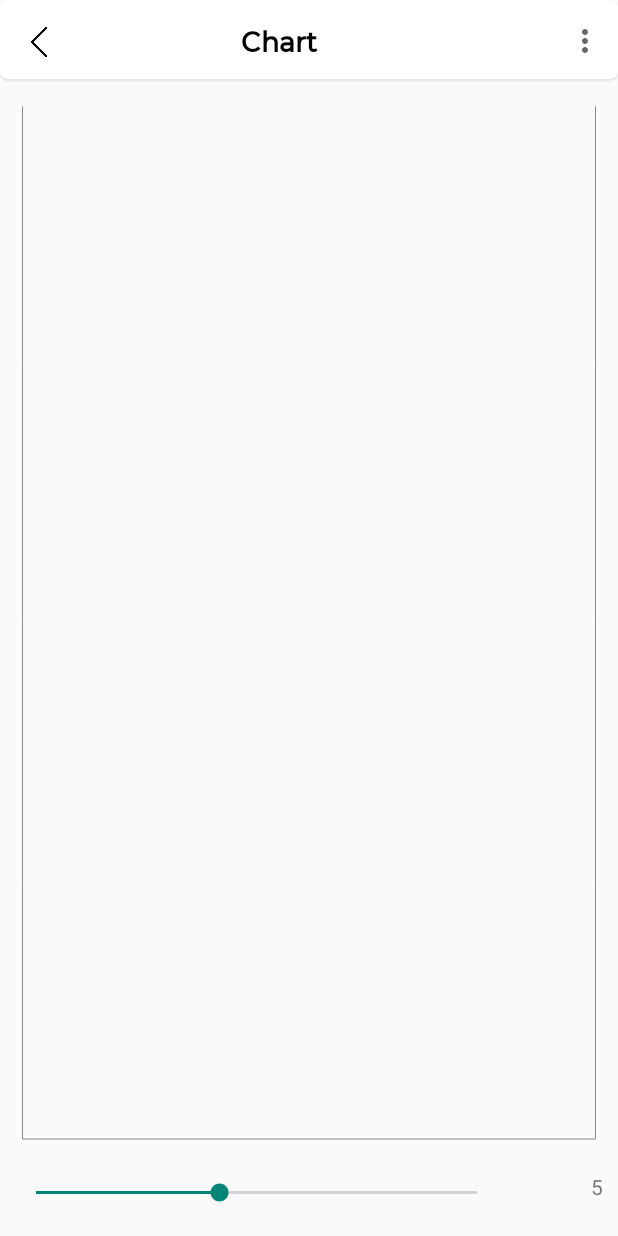
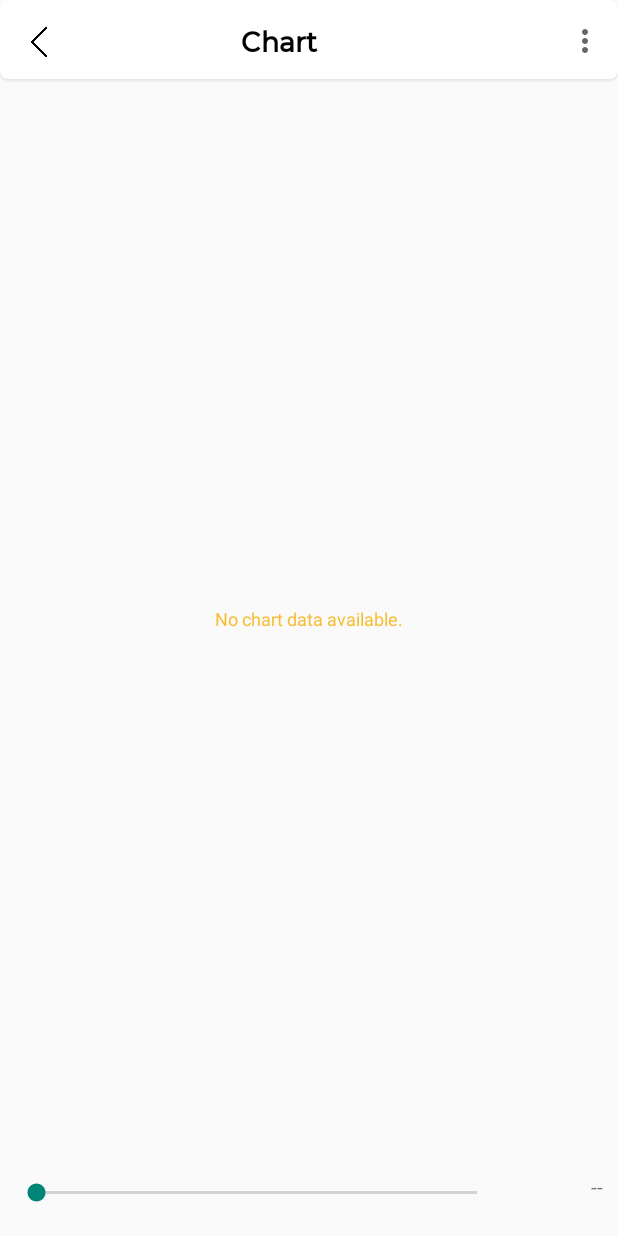
Before and after one commit to thiendum2020/wibumedia, an Android app: the ChartActivity screen opened directly, with no data from a screen before it, on a phone screen of 412 x 824 dp. Run offline under Robolectric (Android 15) with nearby library versions, the phone set to English and light mode, and no system bars.

Commit message:
Update Chart. Ready to end !

```diff
--- a/app/src/main/java/com/example/wibumedia/ChartActivity.java
+++ b/app/src/main/java/com/example/wibumedia/ChartActivity.java
@@ -95,7 +95,7 @@ public class ChartActivity extends DemoBase implements SeekBar.OnSeekBarChangeLi
 
         // if more than 60 entries are displayed in the chart, no values will be
         // drawn
-        chart.setMaxVisibleValueCount(60);
+        chart.setMaxVisibleValueCount(12);
 
         // scaling can now only be done on x- and y-axis separately
         chart.setPinchZoom(false);
@@ -147,7 +147,7 @@ public class ChartActivity extends DemoBase implements SeekBar.OnSeekBarChangeLi
         chart.setMarker(mv); // Set the marker to the chart
 
         // setting data
-        seekBarX.setProgress(5);
+        seekBarX.setProgress(0);
 
         // toolbar
         toolbar = findViewById(R.id.toolbar);
@@ -282,20 +282,20 @@ public class ChartActivity extends DemoBase implements SeekBar.OnSeekBarChangeLi
                 }
                 break;
             }
-            case R.id.actionTogglePinch: {
-                if (chart.isPinchZoomEnabled())
-                    chart.setPinchZoom(false);
-                else
-                    chart.setPinchZoom(true);
-
-                chart.invalidate();
-                break;
-            }
-            case R.id.actionToggleAutoScaleMinMax: {
-                chart.setAutoScaleMinMaxEnabled(!chart.isAutoScaleMinMaxEnabled());
-                chart.notifyDataSetChanged();
-                break;
-            }
+//            case R.id.actionTogglePinch: {
+//                if (chart.isPinchZoomEnabled())
+//                    chart.setPinchZoom(false);
+//                else
+//                    chart.setPinchZoom(true);
+//
+//                chart.invalidate();
+//                break;
+//            }
+//            case R.id.actionToggleAutoScaleMinMax: {
+//                chart.setAutoScaleMinMaxEnabled(!chart.isAutoScaleMinMaxEnabled());
+//                chart.notifyDataSetChanged();
+//                break;
+//            }
             case R.id.actionToggleBarBorders: {
                 for (IBarDataSet set : chart.getData().getDataSets())
                     ((BarDataSet) set).setBarBorderWidth(set.getBarBorderWidth() == 1.f ? 0.f : 1.f);
--- a/app/src/main/java/com/example/wibumedia/Fragments/SignInFragment.java
+++ b/app/src/main/java/com/example/wibumedia/Fragments/SignInFragment.java
@@ -108,7 +108,7 @@ public class SignInFragment extends Fragment {
                     if(check == true) {
                         final ProgressDialog progressDialog;
                         progressDialog = new ProgressDialog(getContext());
-                        progressDialog.setMessage("Login...");
+                        progressDialog.setMessage("Wait a second...");
                         progressDialog.show();
 
                         service.getUserLogin(key, et_username.getText().toString(), et_password.getText().toString()).enqueue(new Callback<JSONResponseUser>() {
--- a/app/src/main/java/com/example/wibumedia/custom/MyAxisValueFormatter.java
+++ b/app/src/main/java/com/example/wibumedia/custom/MyAxisValueFormatter.java
@@ -16,6 +16,6 @@ public class MyAxisValueFormatter implements IAxisValueFormatter
 
     @Override
     public String getFormattedValue(float value, AxisBase axis) {
-        return mFormat.format(value) + " $";
+        return mFormat.format(value) ;
     }
 }
--- a/app/src/main/res/layout/activity_bar_chart.xml
+++ b/app/src/main/res/layout/activity_bar_chart.xml
@@ -56,7 +56,7 @@
         android:layout_margin="8dp"
         android:layout_toLeftOf="@+id/tvXMax"
         android:layout_marginRight="5dp"
-        android:max="12"
+        android:max="20"
         android:paddingBottom="12dp" />
 
     <TextView
--- a/app/src/main/res/menu/bar.xml
+++ b/app/src/main/res/menu/bar.xml
@@ -17,14 +17,14 @@
         android:id="@+id/actionToggleHighlight"
         android:title="actionToggleHighlight"
         app:showAsAction="never" />
-    <item
-        android:id="@+id/actionTogglePinch"
-        android:title="actionTogglePinch"
-        app:showAsAction="never" />
-    <item
-        android:id="@+id/actionToggleAutoScaleMinMax"
-        android:title="actionToggleAutoScale"
-        app:showAsAction="never" />
+<!--    <item-->
+<!--        android:id="@+id/actionTogglePinch"-->
+<!--        android:title="actionTogglePinch"-->
+<!--        app:showAsAction="never" />-->
+<!--    <item-->
+<!--        android:id="@+id/actionToggleAutoScaleMinMax"-->
+<!--        android:title="actionToggleAutoScale"-->
+<!--        app:showAsAction="never" />-->
     <item
         android:id="@+id/animateX"
         android:title="animateX"
```
Also changed, not shown: app/src/main/java/com/example/wibumedia/Fragments/ProfileFragment.java (+5 -5 lines).
